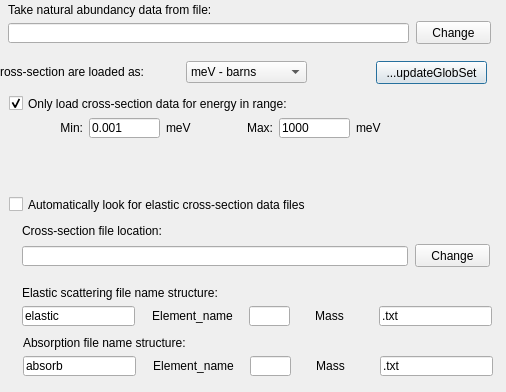
Above: src/gui/amatparticleconfigurator.ui from andrmor/ANTS2 before the change. Below: the same form after it.
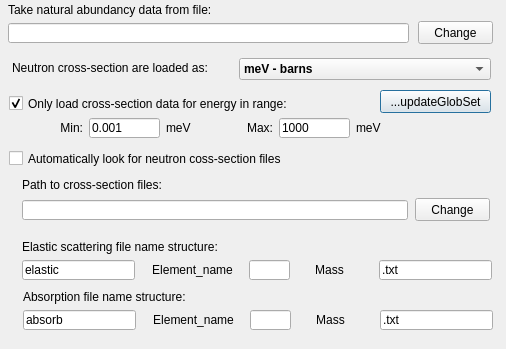
That is the form after the change.

What changed in the file:
```diff
--- a/src/gui/amatparticleconfigurator.ui
+++ b/src/gui/amatparticleconfigurator.ui
@@ -7,7 +7,7 @@
     <x>0</x>
     <y>0</y>
     <width>506</width>
-    <height>392</height>
+    <height>349</height>
    </rect>
   </property>
   <property name="windowTitle">
@@ -16,8 +16,8 @@
   <widget class="QPushButton" name="pbUpdateGlobSet">
    <property name="geometry">
     <rect>
-     <x>376</x>
-     <y>61</y>
+     <x>380</x>
+     <y>90</y>
      <width>111</width>
      <height>23</height>
     </rect>
@@ -71,12 +71,18 @@
   <widget class="QComboBox" name="cobUnitsForEllastic">
    <property name="geometry">
     <rect>
-     <x>186</x>
-     <y>61</y>
-     <width>121</width>
+     <x>239</x>
+     <y>58</y>
+     <width>252</width>
      <height>22</height>
     </rect>
    </property>
+   <property name="font">
+    <font>
+     <weight>75</weight>
+     <bold>true</bold>
+    </font>
+   </property>
    <item>
     <property name="text">
      <string>meV - barns</string>
@@ -105,13 +111,13 @@
    <property name="geometry">
     <rect>
      <x>9</x>
-     <y>196</y>
+     <y>150</y>
      <width>361</width>
      <height>17</height>
     </rect>
    </property>
    <property name="text">
-    <string>Automatically look for elastic cross-section data files</string>
+    <string>Automatically look for neutron coss-section files</string>
    </property>
    <property name="checked">
     <bool>false</bool>
@@ -121,7 +127,7 @@
    <property name="geometry">
     <rect>
      <x>9</x>
-     <y>216</y>
+     <y>170</y>
      <width>491</width>
      <height>171</height>
     </rect>
@@ -155,7 +161,7 @@
      </rect>
     </property>
     <property name="text">
-     <string>Cross-section file location:</string>
+     <string>Path to cross-section files:</string>
     </property>
    </widget>
    <widget class="QLineEdit" name="lePreName">
@@ -388,7 +394,7 @@
   <widget class="QPushButton" name="pbChangeNatAbFile">
    <property name="geometry">
     <rect>
-     <x>416</x>
+     <x>418</x>
      <y>21</y>
      <width>75</width>
      <height>23</height>
@@ -427,17 +433,17 @@
   <widget class="QLabel" name="label_34">
    <property name="geometry">
     <rect>
-     <x>-16</x>
-     <y>65</y>
-     <width>160</width>
-     <height>13</height>
+     <x>12</x>
+     <y>60</y>
+     <width>223</width>
+     <height>16</height>
     </rect>
    </property>
    <property name="text">
-    <string>Cross-section are loaded as:</string>
+    <string>Neutron cross-section are loaded as:</string>
    </property>
    <property name="alignment">
-    <set>Qt::AlignRight|Qt::AlignTrailing|Qt::AlignVCenter</set>
+    <set>Qt::AlignLeading|Qt::AlignLeft|Qt::AlignVCenter</set>
    </property>
   </widget>
   <widget class="QLabel" name="label_8">
```
Left out of the diff: 46 changed lines with no effect on the pictures.
